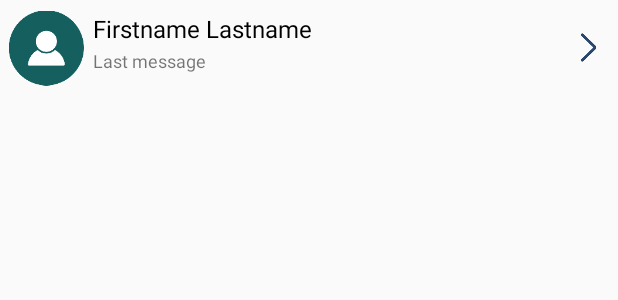
After one commit to tommywuhaojie/VGO, an Android app: the layout contact_row.xml on its own in the app's theme, with its tools: preview values and no code run, on a phone screen of 412 x 824 dp. The commit adds this screen. Shown: the top 300 px of the screen. Run offline under Robolectric (Android 15) with nearby library versions, the phone set to English and light mode, and no system bars.

Commit message:
basic add contact in chat done

```diff
--- a/app/src/main/java/v_go/version10/ApiClasses/ServerUrls.java
+++ b/app/src/main/java/v_go/version10/ApiClasses/ServerUrls.java
@@ -12,6 +12,7 @@ public class ServerUrls {
     public static final String SEND_CODE_URL = "http://ec2-52-40-59-253.us-west-2.compute.amazonaws.com:8080/account/sendcode";
     public static final String VERIFY_CODE_URL = "http://ec2-52-40-59-253.us-west-2.compute.amazonaws.com:8080/account/verify";
     public static final String REGISTER_URL = "http://ec2-52-40-59-253.us-west-2.compute.amazonaws.com:8080/account/register";
+    public static final String GET_USER_INFO_URL = "http://ec2-52-40-59-253.us-west-2.compute.amazonaws.com:8080/account/getUserInfo";
 
     // localhost test URLs
     public static final String LOCAL_HOST_URL = "http://127.0.0.1:8080";
--- a/app/src/main/res/layout/activity_sign_up_1.xml
+++ b/app/src/main/res/layout/activity_sign_up_1.xml
@@ -115,7 +115,7 @@
         android:layout_alignTop="@+id/imageView10"
         android:layout_alignStart="@+id/imageView7"
         android:layout_marginLeft="15dp"
-        android:layout_marginTop="8dp" />
+        android:layout_marginTop="18dp" />
 
     <ImageView
         android:layout_width="15dp"
--- /dev/null
+++ b/app/src/main/res/layout/contact_row.xml
@@ -0,0 +1,51 @@
+<RelativeLayout xmlns:android="http://schemas.android.com/apk/res/android"
+    android:layout_width="fill_parent"
+    android:layout_height="?android:attr/listPreferredItemHeight"
+    android:padding="6dip"
+    android:id="@+id/layout">
+
+    <ImageView
+        android:id="@+id/icon"
+        android:layout_width="50dp"
+        android:layout_height="50dp"
+        android:layout_alignParentBottom="true"
+        android:layout_alignParentTop="true"
+        android:layout_marginRight="6dip"
+        android:contentDescription="TODO"
+        android:src="@drawable/default_avatar" />
+
+    <TextView
+        android:id="@+id/secondLine"
+        android:layout_width="wrap_content"
+        android:layout_height="26dip"
+        android:layout_alignParentBottom="true"
+        android:layout_toRightOf="@id/icon"
+        android:ellipsize="marquee"
+        android:singleLine="true"
+        android:text="Last message"
+        android:textSize="12sp"
+        android:layout_toStartOf="@+id/imageView5" />
+
+    <TextView
+        android:id="@+id/firstLine"
+        android:layout_width="wrap_content"
+        android:layout_height="wrap_content"
+        android:layout_above="@id/secondLine"
+        android:layout_alignParentTop="true"
+        android:layout_alignWithParentIfMissing="true"
+        android:layout_toRightOf="@id/icon"
+        android:gravity="center_vertical"
+        android:text="Firstname Lastname"
+        android:textSize="16sp"
+        android:layout_toStartOf="@+id/imageView5"
+        android:textColor="#000000" />
+
+    <ImageView
+        android:layout_width="30dp"
+        android:layout_height="30dp"
+        android:id="@+id/imageView5"
+        android:layout_centerVertical="true"
+        android:layout_alignParentEnd="true"
+        android:src="@drawable/r_a" />
+
+</RelativeLayout>
```
Also changed, not shown: app/src/main/java/v_go/version10/ApiClasses/User.java (+77 -0 lines), app/src/main/java/v_go/version10/ApiClasses/UserInterface.java (deleted, +0 -44 lines), app/src/main/java/v_go/version10/FragmentClasses/TabC_1_new.java (+75 -44 lines), app/src/main/java/v_go/version10/HelperClasses/ContactListAdapter.java (added, +39 -0 lines), app/src/main/res/layout/add_contact_dialog.xml (added, +26 -0 lines), app/src/main/res/drawable-xxhdpi/default_avatar.png (added).
